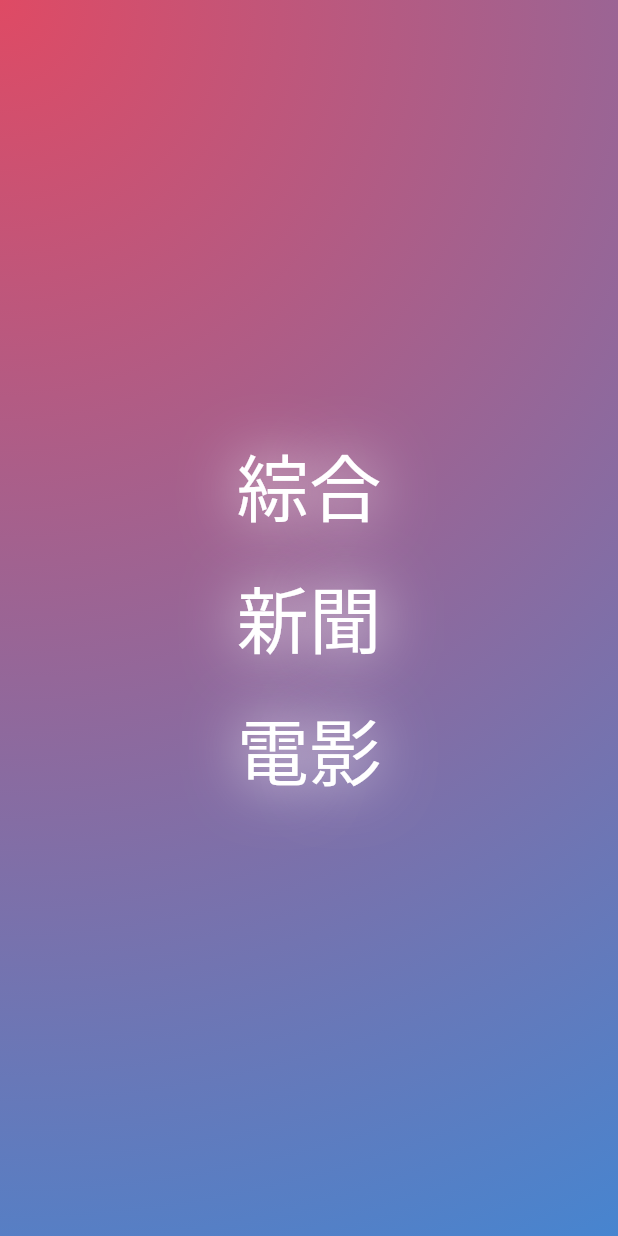
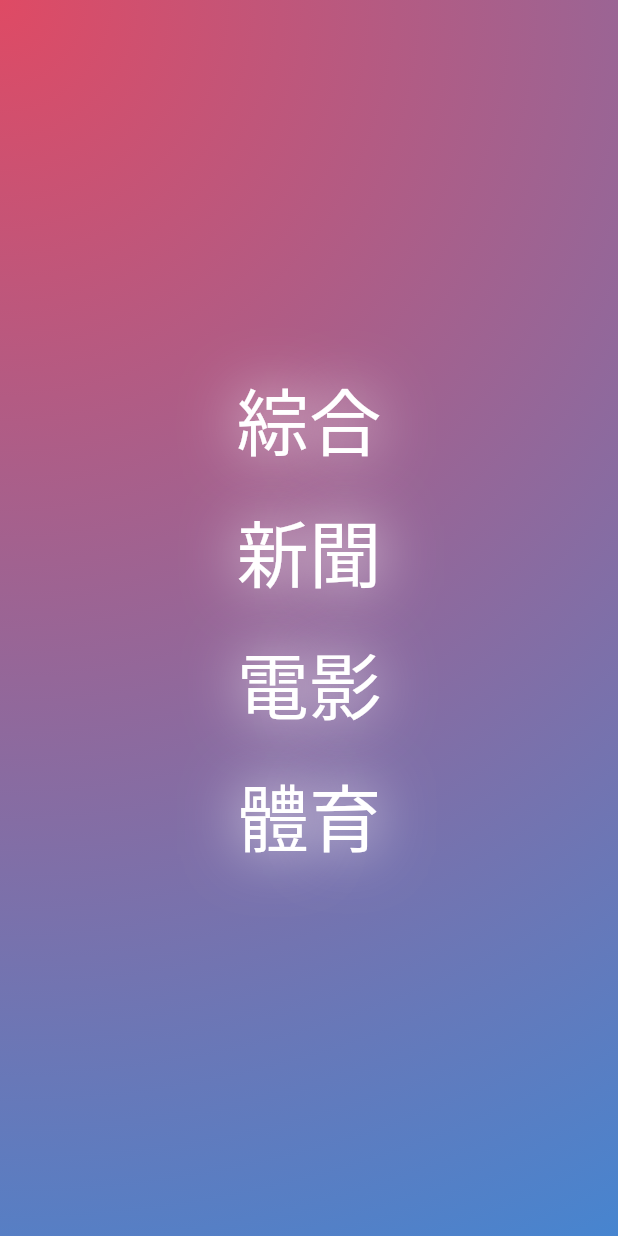
Before and after one commit to w830207/cyber_m3u8_mobile, a Flutter app: the TvHomePage screen opened directly, on a phone screen of 412 x 824 dp. Run offline on Flutter 3.47's test engine with Material 2 defaults, Android fonts, the phone set to English and light mode, and no system bars; our stand-ins replace animated_text_kit, flutter_screenutil, google_mobile_ads; missing offline and left inert: fijkplayer.

Commit message:
feat: 添加體育

```diff
--- a/lib/maps.dart
+++ b/lib/maps.dart
@@ -9,6 +9,7 @@ const Map<TvType, Map> tvMap = {
   TvType.normal: normalMap,
   TvType.news: newsMap,
   TvType.movie: movieMap,
+  TvType.sport:sportMap,
 };
 
 const Map normalMap = {
@@ -392,3 +393,42 @@ const Map movieMap = {
   "一起來看電影吧 1": "http://mmitv.top/pltv/yy.php?id=1354210357",
   "電影超好看 1": "http://mmitv.top/pltv/yy.php?id=29460894",
 };
+
+const Map sportMap ={
+  // "緯來體育 2":"rtmp://9wv7.mine.nu/sat/tv721",
+  // "緯來體育 3":"http://218.32.47.179:18563/http/192.168.1.9:8081/hls/67/809/ch28.m3u8",
+  // "緯來體育 4":"http://218.32.47.179:18563/.m3u8",
+  // "緯來體育 6":"http://198.16.64.10:8278/videolandsport/playlist.m3u8?tid=MA6A1192684511926845&ct=19226&tsum=0b7ca9a61e7371df68108a27dc358c68",
+  "緯來體育":"http://123.51.229.65:18509/.m3u8",
+  "愛爾達體育1台":"rtmp://9wv7.mine.nu/sat/md051",
+  // "愛爾達體育1台":"rtmp://9wv7.mine.nu/sat/md041",
+  "愛爾達體育2台":"http://198.16.64.10:8278/eltasport2_twn/playlist.m3u8?tid=MCDC5093685750936857&ct=19225&tsum=592e009b281ea2abc43b21768cb1bec0",
+  "博斯運動":"rtmp://9wv7.mine.nu/sat/md011",
+  "博斯運動2 ":"http://198.16.64.10:8278/bosisport2_twn/playlist.m3u8?tid=MDBD8051535180515351&ct=19225&tsum=807423eaabbb4cc188843b81db9cd79f",
+  "博斯魅力":"http://198.16.64.10:8278/bosisport1_twn/playlist.m3u8?tid=MF6F6900999569009995&ct=19225&tsum=1d6e966a02c88867f2a3234f3a980b7d",
+  "博斯網球":"rtmp://9wv7.mine.nu/sat/md021",
+  // "博斯網球 2":"http://198.16.64.10:8278/bositennis_twn/playlist.m3u8?tid=MA9A5922328659223286&ct=19225&tsum=c83f112dbae37be6d20618138fddcf77",
+  "博斯高球":"http://198.16.64.10:8278/bosigolf2_twn/playlist.m3u8?tid=MF5F9848925298489252&ct=19225&tsum=2600464749aadbcd55d1c32ec071e36e",
+  "ELEVEN體育1台":"rtmp://9wv7.mine.nu/sat/tv731",
+  // "ELEVEN體育1台 3":"http://50.7.220.74:8278/golfchannel_twn/playlist.m3u8?tid=m43df9270caf7&ct=18335&tsum=3bcc02e810e7073b86bb40d392e95f23",
+  // "ELEVEN體育1台 4":"http://198.16.64.10:8278/bs181_japan/playlist.m3u8?tid=MEBE3981057839810578&ct=19225&tsum=d6fa49cd7b45b3bea924647730100283",
+  "ELEVEN體育2台":"rtmp://9wv7.mine.nu/sat/tv741",
+  // "ELEVEN體育2台 5":"http://61.221.81.93:8078/hls/26/80/esport2.m3u8",
+  "ELEVEN 1":"http://198.16.64.10:8278/bs181_japan/playlist.m3u8?tid=MEBE3981057839810578&ct=19225&tsum=d6fa49cd7b45b3bea924647730100283",
+  "ELEVEN 2":"http://198.16.64.10:8278/bsfuji_japan/playlist.m3u8?tid=MEFE1641904216419042&ct=19225&tsum=e49ffeb9a6df295150be1cd8f9b0ea30",
+  "ELEVEN 3":"http://cineapp.org:8000/Fernando/Fernando/7453",
+  "ELEVEN 6":"http://cineapp.org:8000/Fernando/Fernando/7456",
+  "智林體育":"http://58.99.33.16:1935/liveedge17/live_122_3.stream/chunklist.m3u8",
+  "咪咕體育":"http://111.13.42.231/PLTV/88888888/224/3221226397/1.m3u8",
+  "咪咕視頻":"http://39.134.115.163:8080/PLTV/88888910/224/3221226243/index.m3u8",
+  // "五星體育 1":"http://112.25.48.70/live/program/live/ssty/4000000/mnf.m3u8",
+  // "五星體育 2":"http://125.74.5.39/liveplay-kk.rtxapp.com/live/program/live/ssty/4000000/mnf.m3u8",
+  "五星體育":"http://112.25.48.69/live/program/live/ssty/4000000/mnf.m3u8",
+  "新視覺 HD":"http://183.207.255.188/live/program/live/xsjhd/4000000/mnf.m3u8",
+  // "新視覺 HD 2":"http://183.207.255.188/live/program/live/xsjhd/4000000/mnf.m3u8?zshangd",
+  // "NewTV超級體育 1":"http://39.134.115.163:8080/PLTV/88888910/224/3221225622/index.m3u8",
+  "NewTV超級體育 2":"http://39.135.138.59:18890/PLTV/88888910/224/3221225622/index.m3u8",
+  // "NewTV超級體育 3":"http://39.135.138.60:18890/PLTV/88888910/224/3221225648/index.m3u8",
+  // "NewTV超級體育 4":"http://39.134.115.221:8080/PLTV/88888910/224/3221225622/index.m3u8",
+  // "NewTV超級體育 5":"http://39.134.115.221:8080/PLTV/88888910/224/3221225648/index.m3u8",
+};
--- a/lib/tv_home.dart
+++ b/lib/tv_home.dart
@@ -60,6 +60,19 @@ class TvHomePage extends StatelessWidget {
                     style: FontTheme.w01,
                   ),
                 ),
+                TextButton(
+                  onPressed: () {
+                    Navigator.push(
+                        context,
+                        MaterialPageRoute(
+                            builder: (context) =>
+                            const TvDetailPage(type: TvType.sport)));
+                  },
+                  child: Text(
+                    "體育",
+                    style: FontTheme.w01,
+                  ),
+                ),
               ],
             ),
           ),
```
